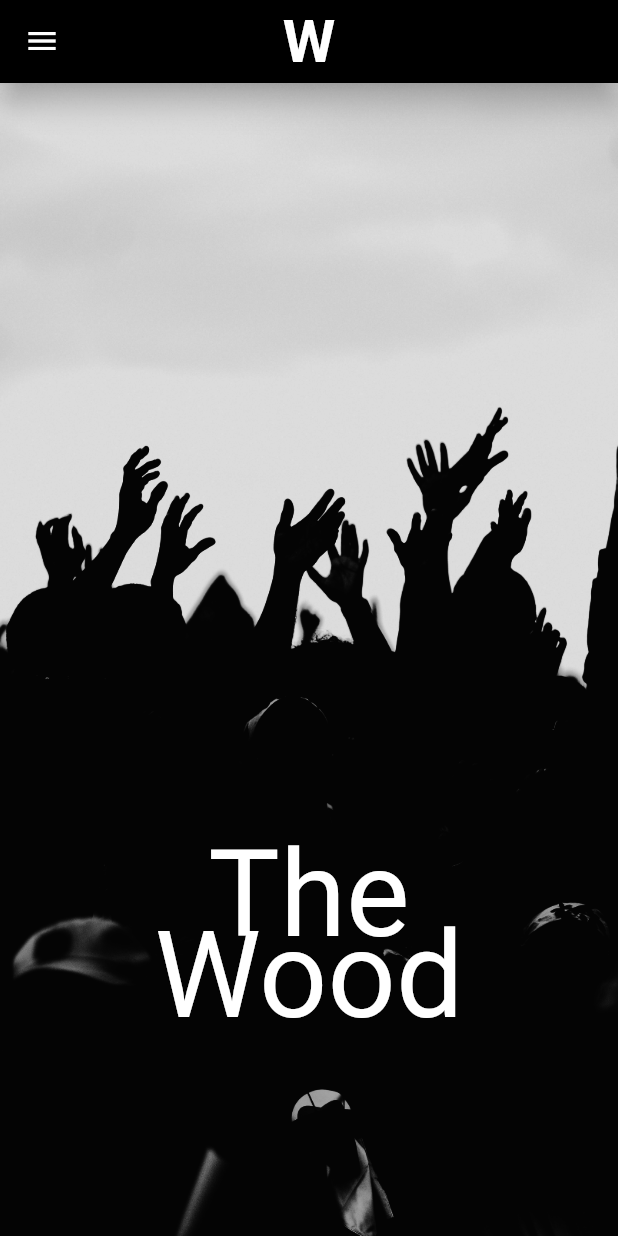
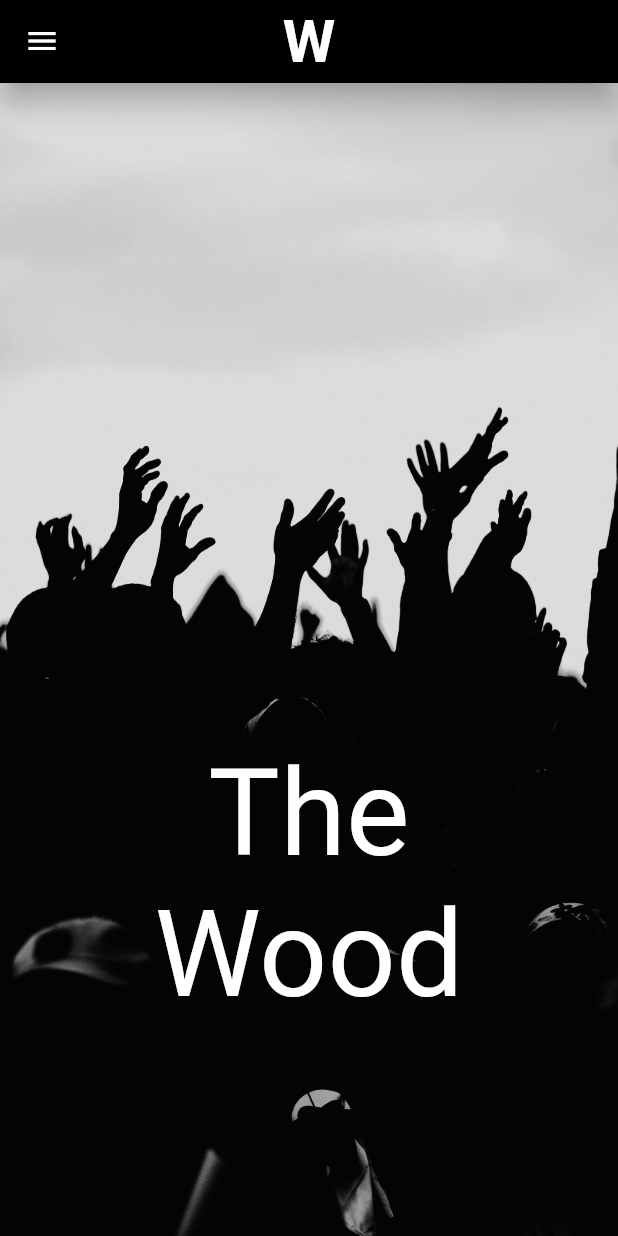
Before and after one commit to fatherof2sons/wood_band, a Flutter app: the screen it shows after launch, on a phone screen of 412 x 824 dp. Run offline on Flutter 3.47's test engine with Material 2 defaults, Android fonts, the phone set to English and light mode, and no system bars; our stand-ins replace font_awesome_flutter; Roboto replaces fonts that are missing (Stick).

Commit message:
change main text

```diff
--- a/lib/src/pages/home.dart
+++ b/lib/src/pages/home.dart
@@ -110,7 +110,7 @@ class Home extends StatelessWidget {
           mainAxisAlignment:
               parentColmainAxisAlignment ?? MainAxisAlignment.end,
           children: [
-            // SizedBox(height: 80.0),
+            SizedBox(height: 20.0),
 
             Text(
               'The',
@@ -122,7 +122,7 @@ class Home extends StatelessWidget {
                 height: 0.0,
               ),
             ),
-            SizedBox(height: 40.0),
+            // SizedBox(height: 40.0),
             Text(
               'Wood',
               textAlign: mainTextAlign,
@@ -130,7 +130,7 @@ class Home extends StatelessWidget {
                 color: mainTextColor,
                 fontSize: mainTextFontsize,
                 fontFamily: mainTextFontfamily,
-                height: -0.1,
+                height: 0.0,
               ),
             ),
             SizedBox(height: 140.0),
```
